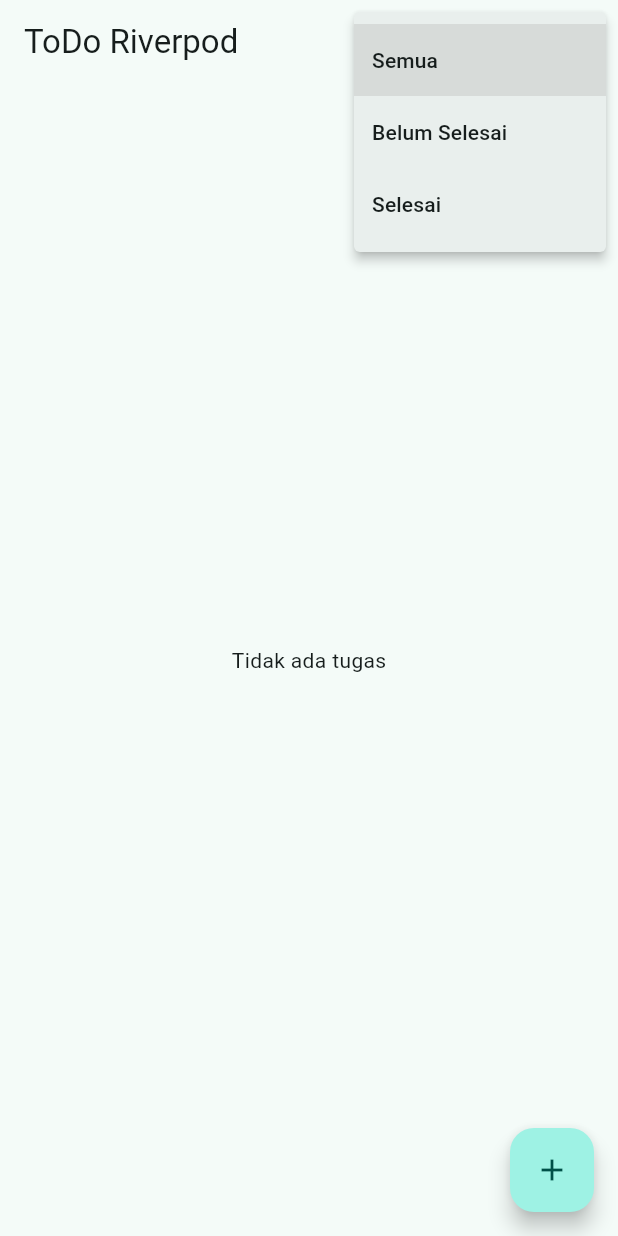
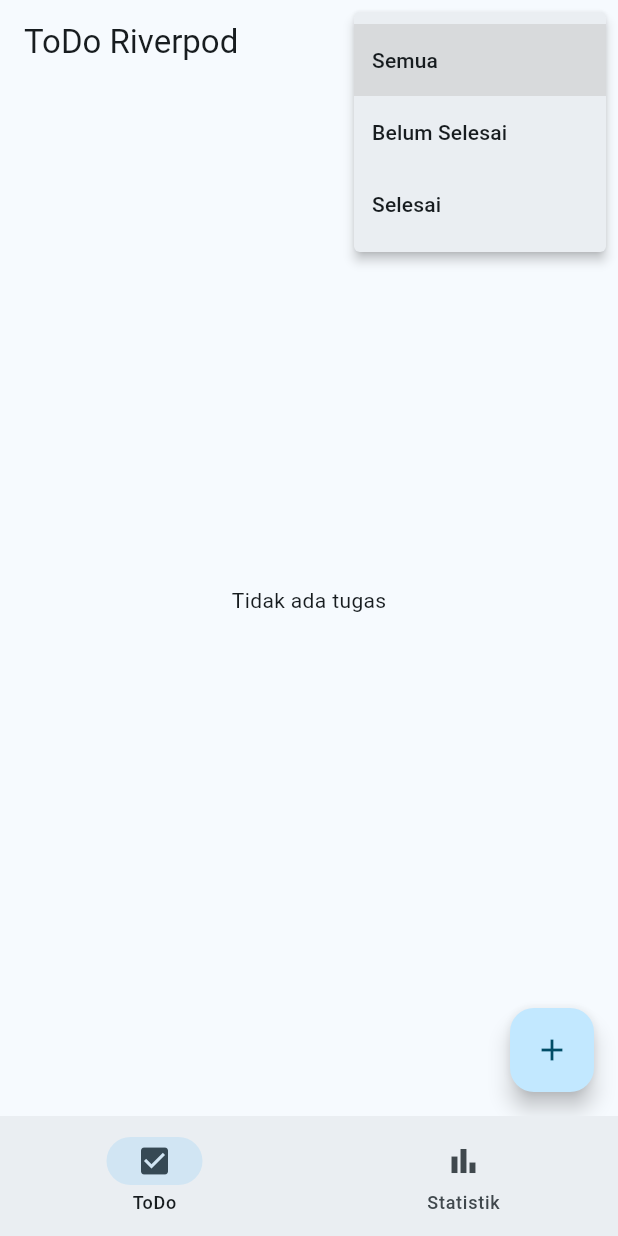
Before and after one commit to Aisyaaswy/244107020109-mobile-course, a Flutter app: the screen it shows after launch, after a tap on the "more vert" icon, on a phone screen of 412 x 824 dp. Run offline on Flutter 3.47's test engine with Material 3 defaults, Android fonts, the light colour scheme and no system bars; our stand-ins replace flutter_riverpod, go_router.

Commit message:
refactoring go_router & navigationbar

```diff
--- a/03-week-3-navigation-state-management/week3_todo/lib/main.dart
+++ b/03-week-3-navigation-state-management/week3_todo/lib/main.dart
@@ -1,15 +1,21 @@
 import 'package:flutter/material.dart';
 import 'package:flutter_riverpod/flutter_riverpod.dart';
-import 'pages/todo_page.dart';
+import 'router/app_router.dart';
 
 void main() => runApp(const ProviderScope(child: MyApp()));
 
 class MyApp extends StatelessWidget {
   const MyApp({super.key});
+
   @override
-  Widget build(BuildContext context) => MaterialApp(
-        title: 'Week 3 - Todo',
-        theme: ThemeData(colorSchemeSeed: Colors.teal, useMaterial3: true),
-        home: const TodoPage(),
-      );
+  Widget build(BuildContext context) {
+    return MaterialApp.router(
+      title: 'ToDo & Stats App',
+      theme: ThemeData(
+        colorSchemeSeed: const Color.fromARGB(255, 153, 206, 236),
+        useMaterial3: true,
+      ),
+      routerConfig: appRouter,
+    );
+  }
 }
--- /dev/null
+++ b/03-week-3-navigation-state-management/week3_todo/lib/pages/main_wrapper_page.dart
@@ -0,0 +1,39 @@
+import 'package:flutter/material.dart';
+import 'package:go_router/go_router.dart';
+
+class MainWrapperPage extends StatelessWidget {
+  final StatefulNavigationShell navigationShell;
+
+  const MainWrapperPage({
+    super.key,
+    required this.navigationShell,
+  });
+
+  @override
+  Widget build(BuildContext context) {
+    return Scaffold(
+      body: navigationShell,
+      bottomNavigationBar: NavigationBar(
+        selectedIndex: navigationShell.currentIndex,
+        onDestinationSelected: (index) {
+          navigationShell.goBranch(
+            index,
+            initialLocation: index == navigationShell.currentIndex,
+          );
+        },
+        destinations: const [
+          NavigationDestination(
+            icon: Icon(Icons.check_box_outlined),
+            selectedIcon: Icon(Icons.check_box),
+            label: 'ToDo',
+          ),
+          NavigationDestination(
+            icon: Icon(Icons.bar_chart_outlined),
+            selectedIcon: Icon(Icons.bar_chart),
+            label: 'Statistik',
+          ),
+        ],
+      ),
+    );
+  }
+}
--- a/03-week-3-navigation-state-management/week3_todo/lib/providers/todo_provider.dart
+++ b/03-week-3-navigation-state-management/week3_todo/lib/providers/todo_provider.dart
@@ -51,7 +51,6 @@ final filteredTodosProvider = Provider<List<Todo>>((ref) {
     case TodoFilter.completed:
       return todos.where((todo) => todo.done).toList();
     case TodoFilter.all:
-    default:
       return todos;
   }
 });
--- /dev/null
+++ b/03-week-3-navigation-state-management/week3_todo/lib/router/app_router.dart
@@ -0,0 +1,37 @@
+import 'package:flutter/material.dart';
+import 'package:go_router/go_router.dart';
+import '../pages/todo_page.dart';
+import '../pages/stats_page.dart';
+import '../pages/main_wrapper_page.dart';
+
+final _rootNavigatorKey = GlobalKey<NavigatorState>();
+
+final appRouter = GoRouter(
+  navigatorKey: _rootNavigatorKey,
+  initialLocation: '/',
+  routes: [
+    StatefulShellRoute.indexedStack(
+      builder: (context, state, navigationShell) {
+        return MainWrapperPage(navigationShell: navigationShell);
+      },
+      branches: [
+        StatefulShellBranch(
+          routes: [
+            GoRoute(
+              path: '/',
+              builder: (context, state) => const TodoPage(),
+            ),
+          ],
+        ),
+        StatefulShellBranch(
+          routes: [
+            GoRoute(
+              path: '/stats',
+              builder: (context, state) => const StatsPage(),
+            ),
+          ],
+        ),
+      ],
+    ),
+  ],
+);
--- a/03-week-3-navigation-state-management/week3_todo/pubspec.yaml
+++ b/03-week-3-navigation-state-management/week3_todo/pubspec.yaml
@@ -35,6 +35,7 @@ dependencies:
   # Use with the CupertinoIcons class for iOS style icons.
   cupertino_icons: ^1.0.8
   flutter_riverpod: ^3.4.3
+  go_router: ^18.0.1
 
 dev_dependencies:
   flutter_test:
@@ -46,6 +47,7 @@ dev_dependencies:
   # package. See that file for information about deactivating specific lint
   # rules and activating additional ones.
   flutter_lints: ^6.0.0
+  fake_async: ^1.3.3
 
 # For information on the generic Dart part of this file, see the
 # following page: https://dart.dev/tools/pub/pubspec
```
Also changed, not shown: 03-week-3-navigation-state-management/week3_todo/pubspec.lock, 6 other files.
